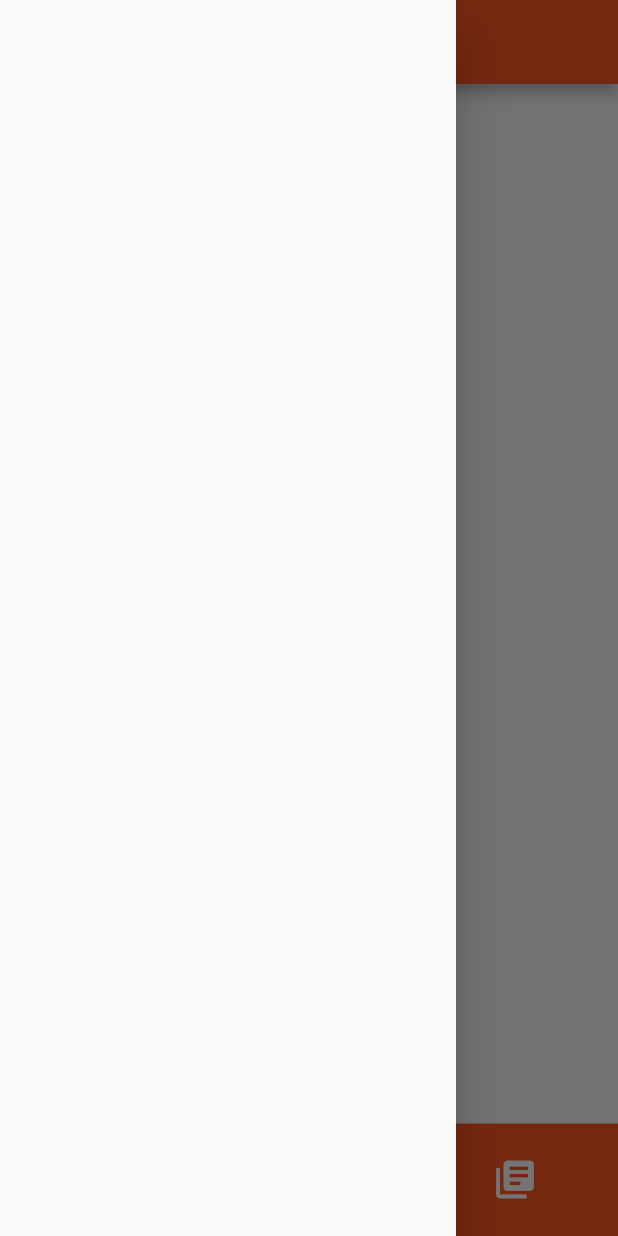
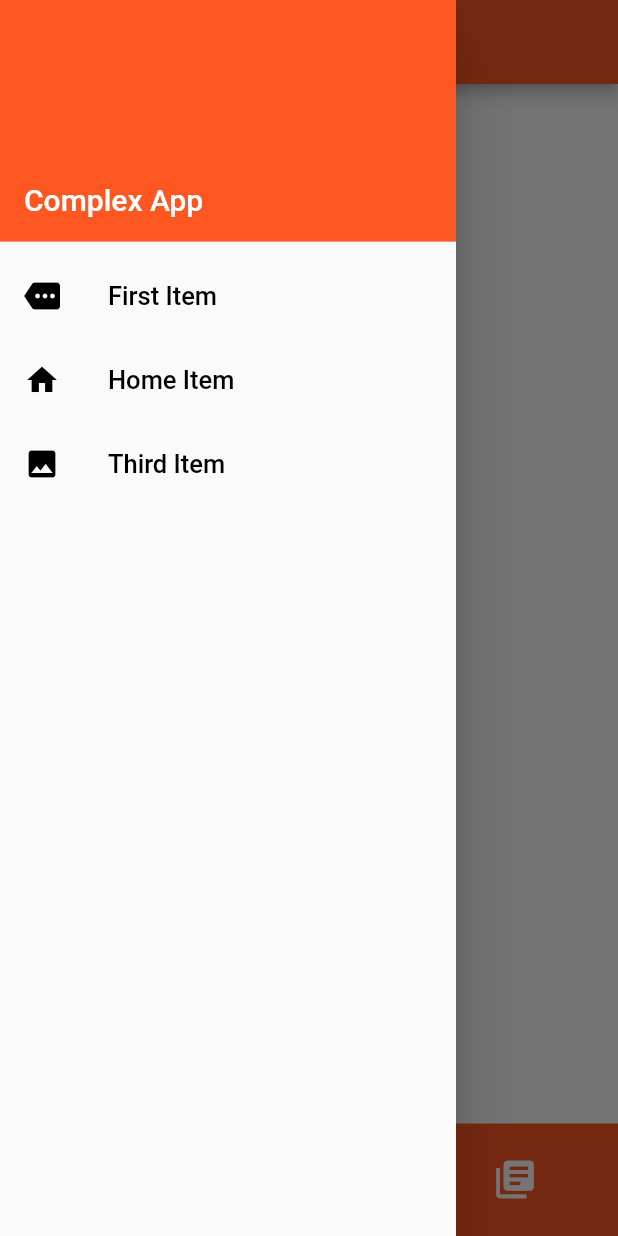
Before and after one commit to RexMudanya/flutter_firestore, a Flutter app: the screen it shows after launch, with the side drawer open, on a phone screen of 412 x 824 dp. Run offline on Flutter 3.47's test engine with Material 2 defaults, Android fonts, the phone set to English and light mode, and no system bars; drawn by our look-alikes of curved_navigation_bar; our stand-ins replace cloud_firestore; accounts and stored records are empty.

```diff
--- a/lib/Home.dart
+++ b/lib/Home.dart
@@ -32,7 +32,55 @@ class _HomeState extends State<Home>{
       ),
 
       drawer: Drawer(
+        child: ListView(
+          children: <Widget>[
 
+            UserAccountsDrawerHeader(
+              accountEmail: null,
+              accountName: Text("Complex App", style: TextStyle(
+                fontSize: 20
+              ),),
+              decoration: BoxDecoration(
+                color: Colors.deepOrange
+              ),
+            ),
+
+            ListTile(
+              onTap: (){
+                Navigator.of(context).pop();
+                Navigator.of(context).push(new MaterialPageRoute(builder: (c)=>ItemOne()));
+              },
+              title: Text("First Item", style: TextStyle(
+                fontSize: 17,
+                color: Colors.black
+              ),),
+              leading: Icon(Icons.more, color: Colors.black,),
+            ),
+            ListTile(
+              onTap: (){
+                Navigator.of(context).pop();
+                Navigator.of(context).push(new MaterialPageRoute(builder: (c)=>ItemTwo()));
+              },
+              title: Text("Home Item", style: TextStyle(
+                fontSize: 17.0,
+                  color: Colors.black
+              ),),
+              leading: Icon(Icons.home, color: Colors.black),
+            ),
+            ListTile(
+              onTap: (){
+                Navigator.of(context).pop();
+                Navigator.of(context).push(new MaterialPageRoute(builder: (c)=>ItemThree()));
+              },
+              title: Text("Third Item", style: TextStyle(
+                fontSize: 17.0,
+                  color: Colors.black
+              ),),
+              leading: Icon(Icons.photo, color: Colors.black),
+            )
+
+          ],
+        ),
       ),
 
       body: pageOptions[_indexpage],
```
